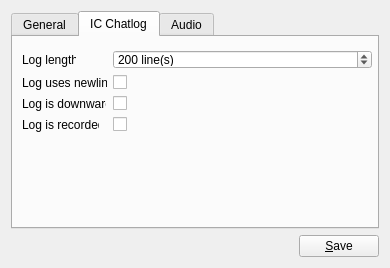
The window that res/ui/config_panel.ui (Chrezm/DRO-Client) describes before a commit, drawn with Qt 5.
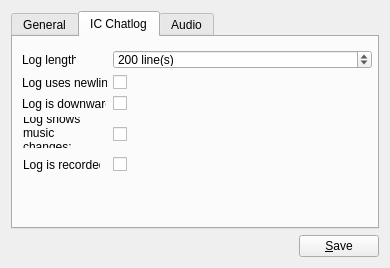
The same window after the commit.

Commit message: Add music_change_log toggle to config_panel+Fix opposite behavior for it+Fix extraneous colon

```diff
--- a/res/ui/config_panel.ui
+++ b/res/ui/config_panel.ui
@@ -146,7 +146,7 @@
        <property name="geometry">
         <rect>
          <x>100</x>
-         <y>80</y>
+         <y>120</y>
          <width>259</width>
          <height>15</height>
         </rect>
@@ -196,8 +196,8 @@
       <widget class="QLabel" name="log_recording_label">
        <property name="geometry">
         <rect>
-         <x>9</x>
-         <y>80</y>
+         <x>10</x>
+         <y>120</y>
          <width>77</width>
          <height>15</height>
         </rect>
@@ -248,6 +248,41 @@
         </sizepolicy>
        </property>
       </widget>
+      <widget class="QCheckBox" name="log_music">
+       <property name="geometry">
+        <rect>
+         <x>100</x>
+         <y>90</y>
+         <width>259</width>
+         <height>15</height>
+        </rect>
+       </property>
+       <property name="sizePolicy">
+        <sizepolicy hsizetype="Minimum" vsizetype="Minimum">
+         <horstretch>0</horstretch>
+         <verstretch>0</verstretch>
+        </sizepolicy>
+       </property>
+       <property name="text">
+        <string/>
+       </property>
+      </widget>
+      <widget class="QLabel" name="log_music_label">
+       <property name="geometry">
+        <rect>
+         <x>10</x>
+         <y>80</y>
+         <width>77</width>
+         <height>31</height>
+        </rect>
+       </property>
+       <property name="text">
+        <string>Log shows music changes:</string>
+       </property>
+       <property name="wordWrap">
+        <bool>true</bool>
+       </property>
+      </widget>
      </widget>
      <widget class="QWidget" name="tab_3">
       <attribute name="title">
```
The commit also changes 8 other files.
